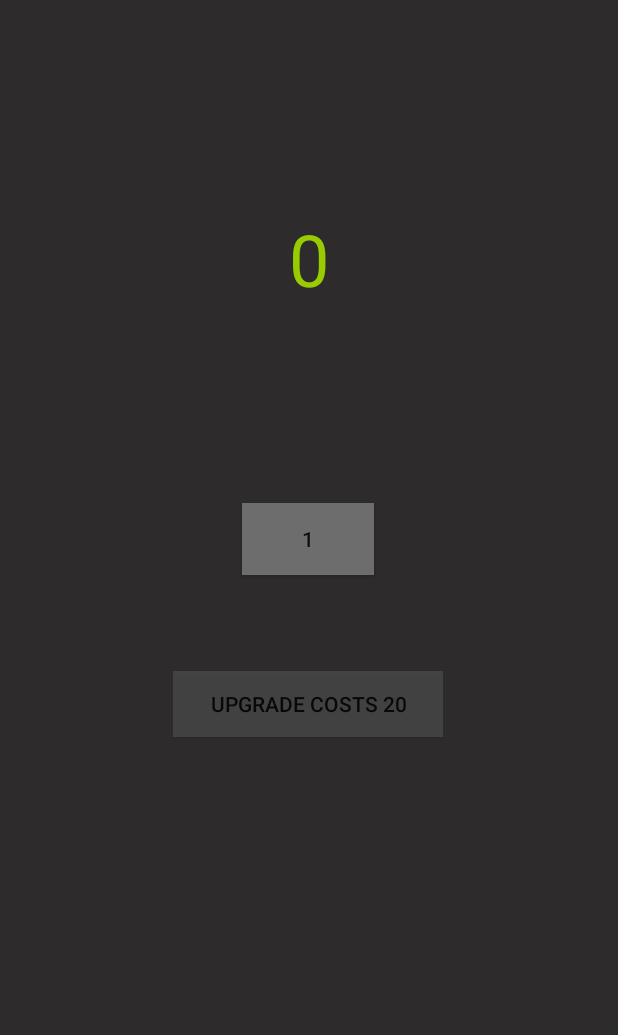
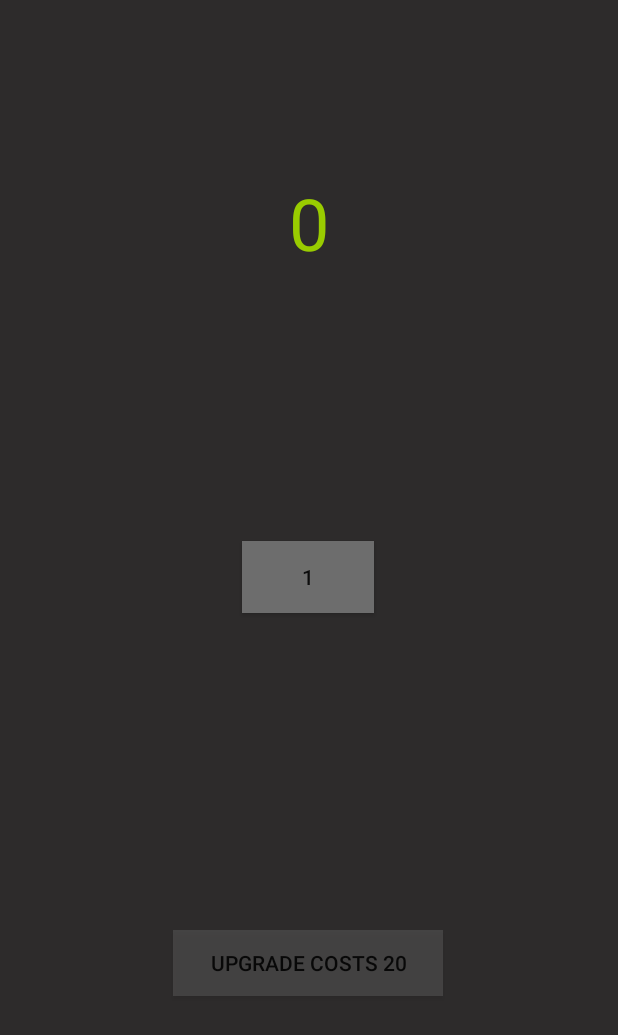
Before and after one commit to ajmalesa/Clicker-Android-App, an Android app: the screen it shows after launch (MainActivity), on a phone screen of 412 x 824 dp. Shown: the top 1035 px of the screen. Run offline under Robolectric (Android 15) with nearby library versions, the phone set to English and light mode, and no system bars.

Commit message:
Randomized location of main button after each click and realigned buttons to allow more space for movement of main button

```diff
--- a/app/src/main/java/com/example/clicker/MainActivity.java
+++ b/app/src/main/java/com/example/clicker/MainActivity.java
@@ -2,12 +2,13 @@ package com.example.clicker;
 
 import android.os.Bundle;
 import android.os.Handler;
-import android.util.Log;
 import android.view.View;
 import android.widget.Button;
 import android.widget.TextView;
 
 import androidx.appcompat.app.AppCompatActivity;
+
+import java.util.Random;
 
 public class MainActivity extends AppCompatActivity{
 
@@ -32,7 +33,7 @@ public class MainActivity extends AppCompatActivity{
         autoRate = 0;
         currentAttack = 1;
         upgradeCost = 20;
-        autoUpgradeCost = 100;
+        autoUpgradeCost = 50;
         clickButton = (Button) findViewById(R.id.click_button);
         upgradeButton = (Button) findViewById(R.id.upgrade_button);
         autoUpgradeButton = (Button) findViewById(R.id.auto_upgrade_button);
@@ -53,15 +54,21 @@ public class MainActivity extends AppCompatActivity{
                 pointsTextView = (TextView) findViewById(R.id.points_textview);
                 points += Integer.parseInt(clickButton.getText().toString());
                 pointsTextView.setText(String.valueOf(Math.round(points)));
+
+                // Move main button by translation to randomize where it will be next
+                int randomX = new Random().nextInt(160 + 160) - 160;
+                int randomY = new Random().nextInt(160 + 160) - 160;
+                clickButton.setTranslationX(randomX);
+                clickButton.setTranslationY(randomY);
             break;
 
             // Run this code when the upgrade button is clicked
             case R.id.upgrade_button:
                 if (points >= upgradeCost) {
-                    currentAttack += 2;
+                    currentAttack += 1;
                     currentAttack *= 1.2;
                     points -= upgradeCost;
-                    upgradeCost *= 1.4;
+                    upgradeCost *= 2;
                     clickButton.setText(String.valueOf(currentAttack));
                 }
             break;
@@ -92,7 +99,7 @@ public class MainActivity extends AppCompatActivity{
             } else {
                 autoUpgradeButton.setBackgroundColor(getResources().getColor(R.color.buttonUnselectableBackground));
             }
-            if(points >= 100) {
+            if(points >= 50) {
                 autoUpgradeButton.setVisibility(View.VISIBLE);
             }
             if(autoRate >= 1) {
--- a/app/src/main/res/layout/activity_main.xml
+++ b/app/src/main/res/layout/activity_main.xml
@@ -11,7 +11,7 @@
         android:id="@+id/auto_upgrade_button"
         android:layout_width="wrap_content"
         android:layout_height="44dp"
-        android:layout_marginBottom="92dp"
+        android:layout_marginBottom="70dp"
         android:background="@color/buttonUnselectableBackground"
 
         android:onClick="buttonClicked"
@@ -23,13 +23,13 @@
         app:layout_constraintHorizontal_bias="0.498"
         app:layout_constraintStart_toStartOf="parent"
         app:layout_constraintTop_toBottomOf="@+id/points_textview"
-        app:layout_constraintVertical_bias="0.715" />
+        app:layout_constraintVertical_bias="1.0" />
 
     <TextView
         android:id="@+id/points_textview"
         android:layout_width="wrap_content"
         android:layout_height="wrap_content"
-        android:layout_marginTop="140dp"
+        android:layout_marginTop="116dp"
         android:gravity="center"
         android:text="0"
         android:textColor="@android:color/holo_green_light"
@@ -44,7 +44,7 @@
         android:id="@+id/auto_textview"
         android:layout_width="wrap_content"
         android:layout_height="wrap_content"
-        android:layout_marginTop="60dp"
+        android:layout_marginTop="36dp"
         android:gravity="center"
         android:text="0"
         android:textColor="@android:color/holo_green_light"
@@ -70,7 +70,7 @@
         app:layout_constraintHorizontal_bias="0.498"
         app:layout_constraintStart_toStartOf="parent"
         app:layout_constraintTop_toBottomOf="@+id/points_textview"
-        app:layout_constraintVertical_bias="0.272" />
+        app:layout_constraintVertical_bias="0.358" />
 
     <Button
         android:id="@+id/upgrade_button"
@@ -85,9 +85,9 @@
         android:paddingRight="12dp"
         app:layout_constraintBottom_toBottomOf="parent"
         app:layout_constraintEnd_toEndOf="parent"
-        app:layout_constraintHorizontal_bias="0.498"
+        app:layout_constraintHorizontal_bias="0.497"
         app:layout_constraintStart_toStartOf="parent"
         app:layout_constraintTop_toBottomOf="@+id/points_textview"
-        app:layout_constraintVertical_bias="0.502" />
+        app:layout_constraintVertical_bias="0.866" />
 
 </androidx.constraintlayout.widget.ConstraintLayout>
```
